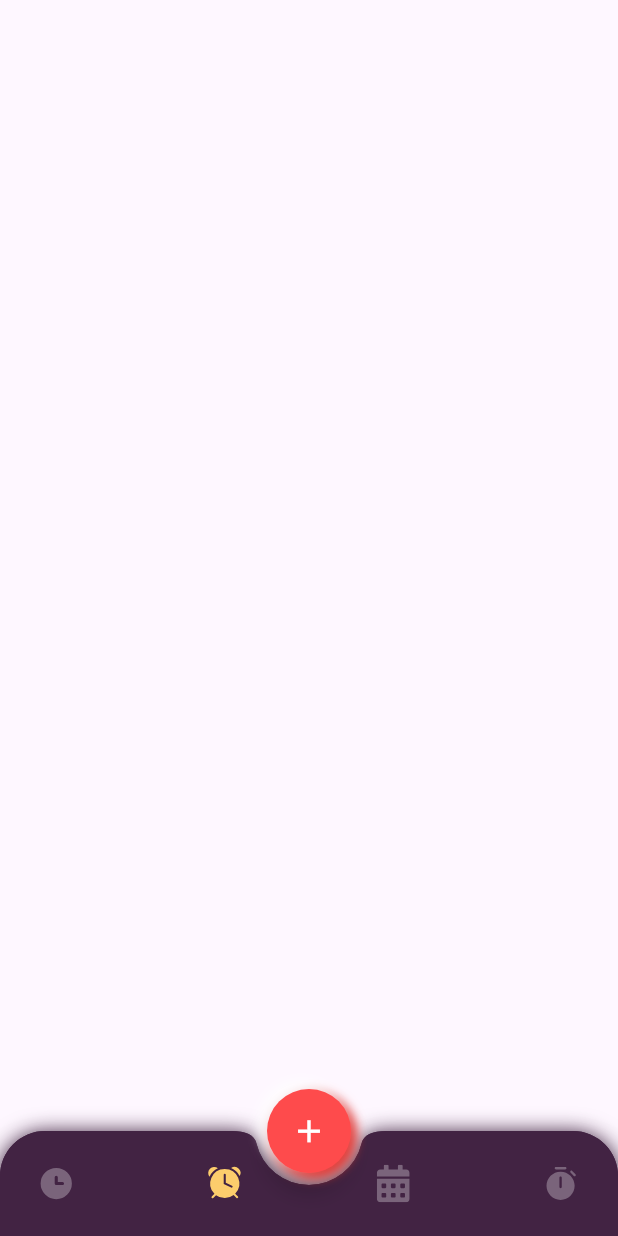
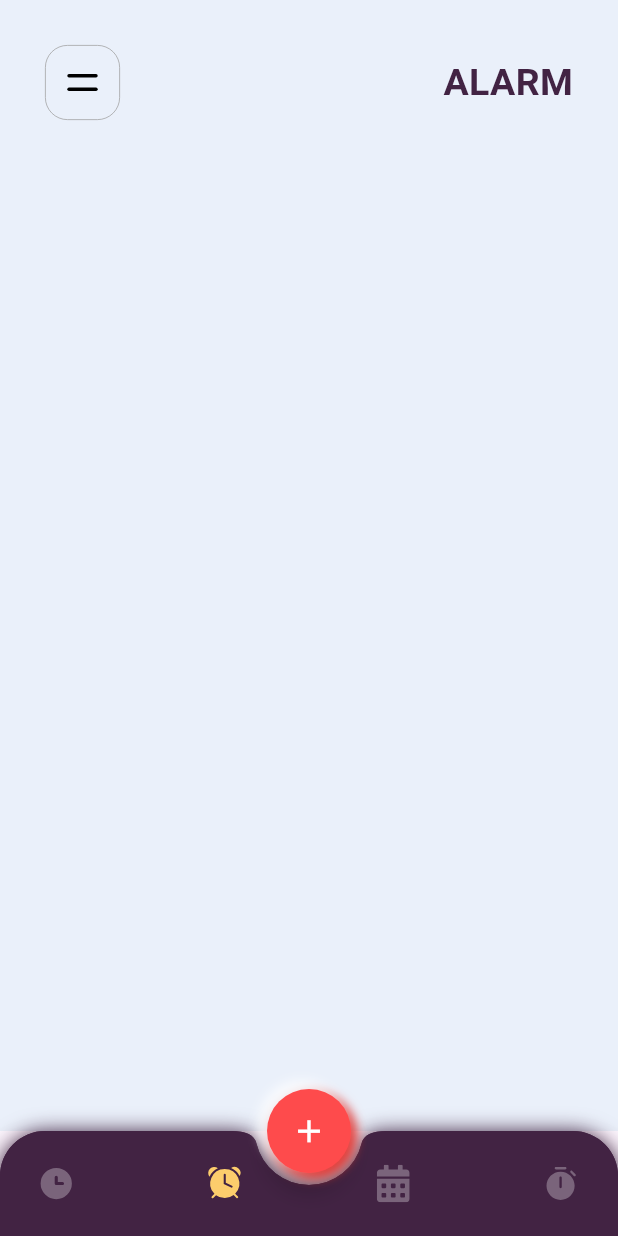
Before and after one commit to nikkieke/flutter_micro_interactions, a Flutter app: the EntryPoint screen opened directly, item 2 of the bottom bar chosen, on a phone screen of 412 x 824 dp. Run offline on Flutter 3.47's test engine with Material 3 defaults, Android fonts, the phone set to English and light mode, and no system bars; our stand-ins replace flutter_svg, percent_indicator, rive, smooth_page_indicator.

Commit message:
add alarm screen

```diff
--- a/lib/features/clock_animation/clock_animation.dart
+++ b/lib/features/clock_animation/clock_animation.dart
@@ -1,4 +1,5 @@
 export 'screens/clock_screen.dart';
+export 'screens/alarm_screen.dart';
 export 'utils/utils.dart';
 export 'widget/widget.dart';
 export 'screens/entry_point.dart';
--- /dev/null
+++ b/lib/features/clock_animation/screens/alarm_screen.dart
@@ -0,0 +1,47 @@
+import 'package:flutter/material.dart';
+import 'package:flutter_micro_interactions/features/features.dart';
+import 'package:flutter_svg/svg.dart';
+
+
+class AlarmScreen extends StatefulWidget {
+  const AlarmScreen({super.key});
+
+  @override
+  State<AlarmScreen> createState() => _AlarmScreenState();
+}
+
+class _AlarmScreenState extends State<AlarmScreen> {
+  @override
+  Widget build(BuildContext context) {
+    return  Scaffold(
+      backgroundColor: UiColors.lightBlueBG,
+      body: SafeArea(
+          child: Column(
+            children: [
+              Padding(
+                padding: const EdgeInsets.only(right: 30, top: 30, left: 30),
+                child: Row(
+                  mainAxisAlignment: MainAxisAlignment.spaceBetween,
+                  children: [
+                    Container(
+                      height: 50,
+                      width: 50,
+                      padding: const EdgeInsets.all(11),
+                      decoration: BoxDecoration(
+                        border: Border.all(color: Colors.grey, width: 0.5),
+                        borderRadius: const BorderRadius.all(Radius.circular(15)),
+                      ),
+                      child: SvgPicture.asset(
+                        'assets/images/menu_bar.svg',
+                      ),
+                    ),
+                    const UiTexts(text: 'ALARM', size: 25,),
+                  ],
+                ),
+              ),
+            ],
+          )
+      ),
+    );
+  }
+}
--- a/lib/features/clock_animation/screens/entry_point.dart
+++ b/lib/features/clock_animation/screens/entry_point.dart
@@ -12,7 +12,7 @@ class EntryPoint extends StatefulWidget {
 class _EntryPointState extends State<EntryPoint> {
   List pages = [
     const ClockScreen(),
-    Container(),
+    const AlarmScreen(),
     Container(),
     Container(),
   ];
```
